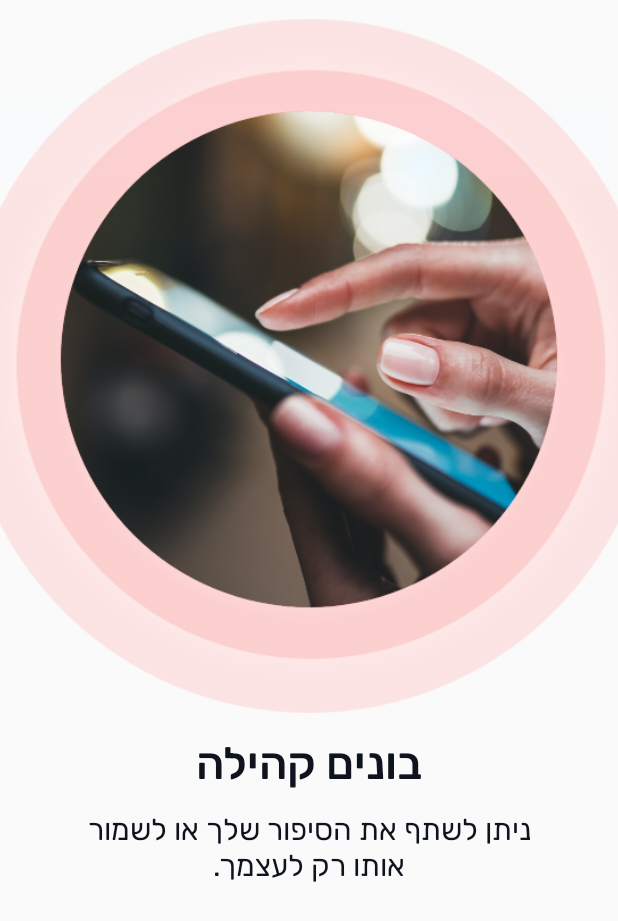
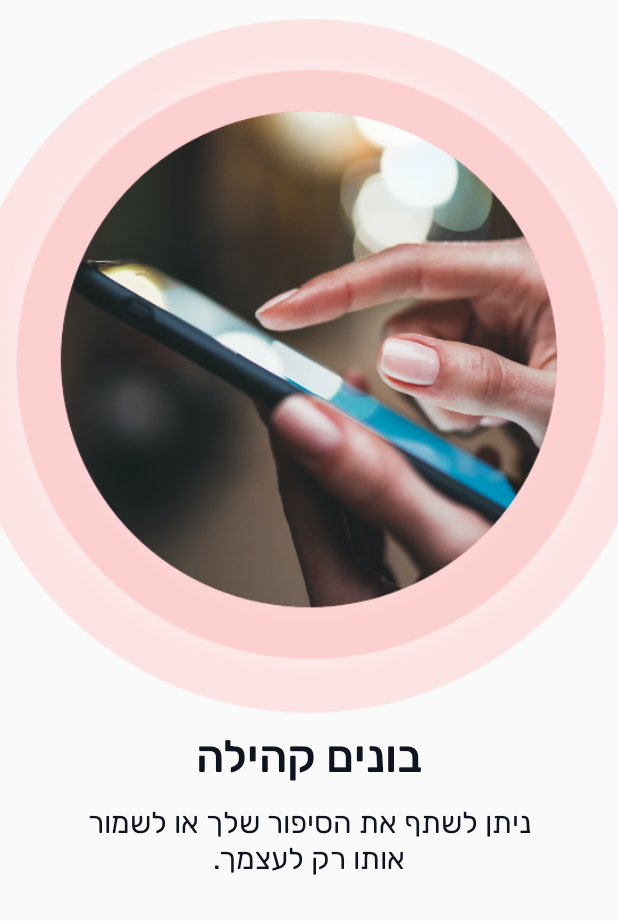
Before and after one commit to shayAslan/RecordApp, an Android app: the layout onboarding_page_3.xml on its own in the app's theme, with its tools: preview values and no code run, on a phone screen of 412 x 824 dp. Shown: the top 921 px of the screen. Run offline under Robolectric (Android 15) with nearby library versions, the phone set to English and light mode, and no system bars.

Commit message:
no message

```diff
--- a/MusicApplication/app/src/main/res/layout/onboarding_page_1.xml
+++ b/MusicApplication/app/src/main/res/layout/onboarding_page_1.xml
@@ -13,7 +13,7 @@
         android:layout_width="match_parent"
         android:layout_height="wrap_content"
         android:layout_marginTop="40dp"
-        android:layout_marginBottom="30dp"
+        android:layout_marginBottom="25dp"
         android:elevation="10dp"
         android:paddingStart="-25dp"
         android:paddingEnd="-25dp"
--- a/MusicApplication/app/src/main/res/layout/onboarding_page_2.xml
+++ b/MusicApplication/app/src/main/res/layout/onboarding_page_2.xml
@@ -13,7 +13,7 @@
         android:layout_width="match_parent"
         android:layout_height="wrap_content"
         android:layout_marginTop="40dp"
-        android:layout_marginBottom="30dp"
+        android:layout_marginBottom="25dp"
         android:elevation="10dp"
         android:paddingStart="-25dp"
         android:paddingEnd="-25dp"
--- a/MusicApplication/app/src/main/res/layout/onboarding_page_3.xml
+++ b/MusicApplication/app/src/main/res/layout/onboarding_page_3.xml
@@ -13,7 +13,7 @@
         android:layout_width="match_parent"
         android:layout_height="wrap_content"
         android:layout_marginTop="40dp"
-        android:layout_marginBottom="30dp"
+        android:layout_marginBottom="25dp"
         android:elevation="10dp"
         android:paddingStart="-25dp"
         android:paddingEnd="-25dp"
```
Also changed, not shown: MusicApplication/app/src/main/res/drawable-hdpi/onboarding_img1.png, MusicApplication/app/src/main/res/drawable-mdpi/onboarding_img1.png, MusicApplication/app/src/main/res/drawable-xhdpi/onboarding_img1.png, MusicApplication/app/src/main/res/drawable-xxhdpi/onboarding_img1.png, 1 other file.
